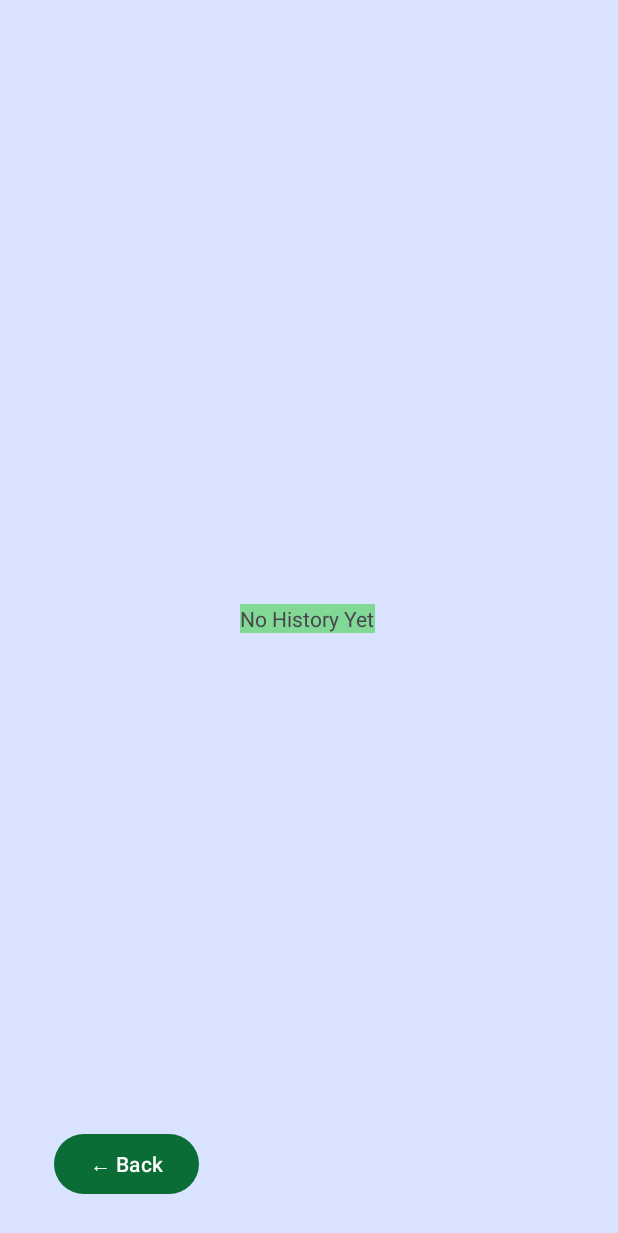
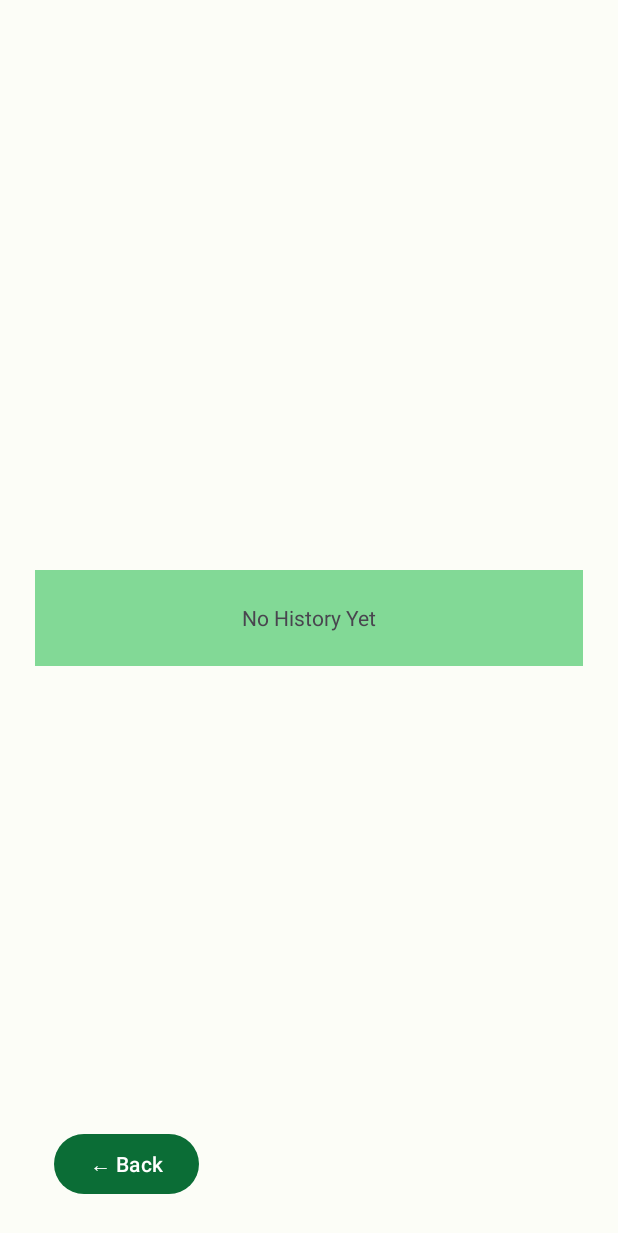
Before and after one commit to PrishaSar/CalculatorAppSaraiya, an Android app: the layout activity_calc_history.xml on its own in the app's theme, with its tools: preview values and no code run, on a phone screen of 412 x 824 dp. Shown: the top 1233 px of the screen. Run offline under Robolectric (Android 15) with nearby library versions, the phone set to English and light mode, and no system bars.

Commit message:
got switch screens to work!
- need to work on the overall layout

```diff
--- a/app/src/main/AndroidManifest.xml
+++ b/app/src/main/AndroidManifest.xml
@@ -13,6 +13,9 @@
         android:theme="@style/Theme.CalculatorAppSaraiya"
         tools:targetApi="31">
         <activity
+            android:name=".CalcHistory"
+            android:exported="false" />
+        <activity
             android:name=".MainActivity"
             android:exported="true">
             <intent-filter>
--- a/app/src/main/java/com/example/calculatorappsaraiya/MainActivity.java
+++ b/app/src/main/java/com/example/calculatorappsaraiya/MainActivity.java
@@ -6,6 +6,7 @@ import androidx.appcompat.app.AppCompatActivity;
 
 import android.content.Intent;
 import android.os.Bundle;
+import android.util.Log;
 import android.view.View;
 import android.widget.EditText;
 import android.widget.TextView;
@@ -90,7 +91,7 @@ public class MainActivity extends AppCompatActivity{
 
 
     public void showHistory(View v){
-        Intent intent = new Intent(this, HistoryClass.class);
+        Intent intent = new Intent(this, CalcHistory.class);
         intent.putExtra("HISTORY", his);
         startActivity(intent);
     }
--- a/app/src/main/res/layout/class_history.xml
+++ b/app/src/main/res/layout/activity_calc_history.xml
@@ -4,8 +4,7 @@
     xmlns:tools="http://schemas.android.com/tools"
     android:layout_width="match_parent"
     android:layout_height="match_parent"
-    android:background="@color/material_dynamic_primary90"
-    android:backgroundTint="@color/material_dynamic_primary90">
+    tools:context=".CalcHistory">
 
     <Button
         android:id="@+id/switchBack"
@@ -14,18 +13,21 @@
         android:layout_marginStart="36dp"
         android:layout_marginBottom="24dp"
         android:text="← Back"
+        android:onClick="continueCalc"
         app:layout_constraintBottom_toBottomOf="parent"
         app:layout_constraintStart_toStartOf="parent" />
 
     <TextView
-        android:id="@+id/history"
-        android:layout_width="wrap_content"
-        android:layout_height="wrap_content"
+        android:id="@+id/calcHistory"
+        android:layout_width="365dp"
+        android:layout_height="64dp"
         android:background="@color/md_theme_dark_primary"
+        android:gravity="center"
         android:text="No History Yet"
         app:layout_constraintBottom_toBottomOf="parent"
         app:layout_constraintEnd_toEndOf="parent"
         app:layout_constraintHorizontal_bias="0.496"
         app:layout_constraintStart_toStartOf="parent"
         app:layout_constraintTop_toTopOf="parent" />
+
 </androidx.constraintlayout.widget.ConstraintLayout>
```
Also changed, not shown: app/src/main/java/com/example/calculatorappsaraiya/CalcHistory.java (renamed from app/src/main/java/com/example/calculatorappsaraiya/HistoryClass.java, +9 -8 lines), 9 other files.
